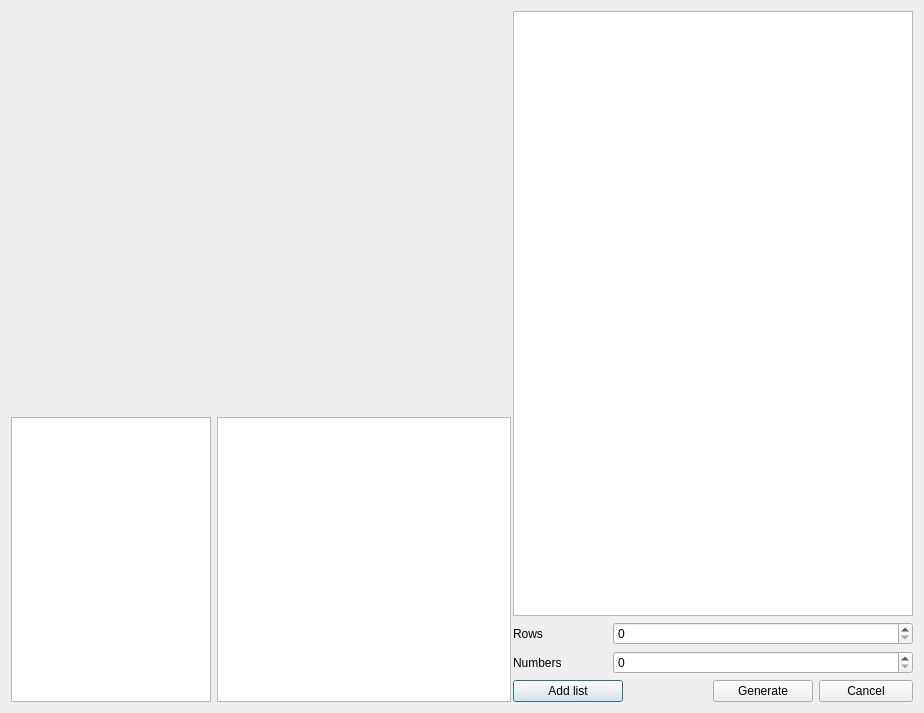
Before: the Qt Designer form xdynamics_gui/gen_cluster_dialog.ui in miniwooki/xdynamics_dll, drawn with Qt 5.
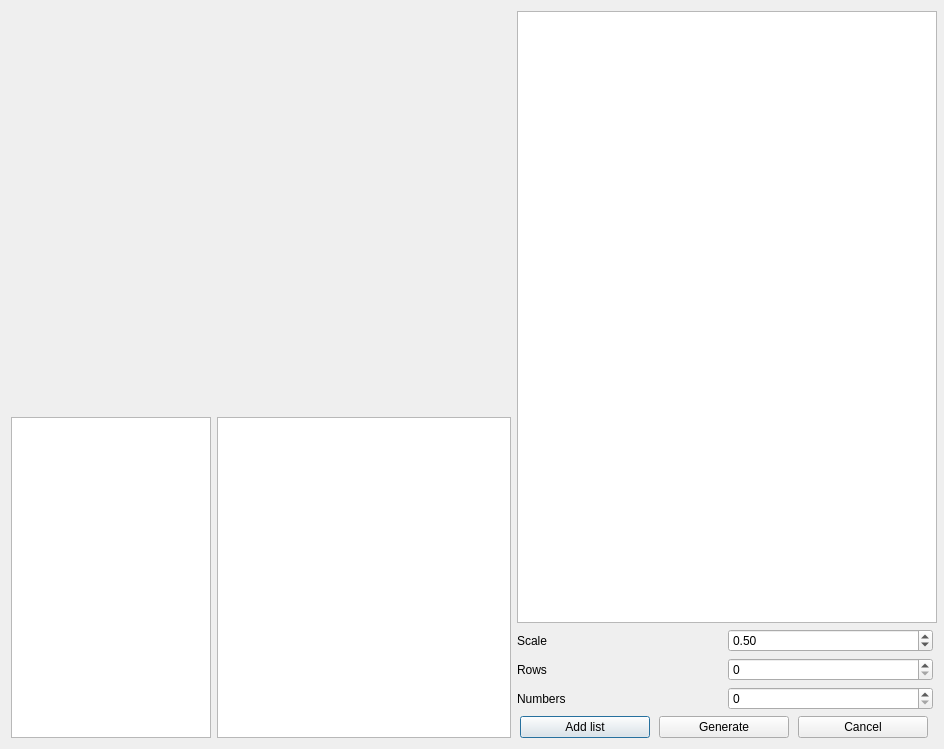
After: the same form once the commit is applied.

What changed in the file:
```diff
--- a/xdynamics_gui/gen_cluster_dialog.ui
+++ b/xdynamics_gui/gen_cluster_dialog.ui
@@ -6,102 +6,125 @@
    <rect>
     <x>0</x>
     <y>0</y>
-    <width>924</width>
-    <height>713</height>
+    <width>944</width>
+    <height>749</height>
    </rect>
   </property>
   <property name="minimumSize">
    <size>
-    <width>924</width>
+    <width>944</width>
     <height>0</height>
    </size>
   </property>
   <property name="maximumSize">
    <size>
-    <width>924</width>
+    <width>944</width>
     <height>16777215</height>
    </size>
   </property>
   <property name="windowTitle">
    <string>Cluster generating dialog</string>
   </property>
-  <layout class="QGridLayout" name="gridLayout">
-   <item row="0" column="2" rowspan="2" colspan="4">
+  <layout class="QGridLayout" name="gridLayout_2">
+   <item row="0" column="0" colspan="2">
+    <widget class="QFrame" name="View3D">
+     <property name="minimumSize">
+      <size>
+       <width>500</width>
+       <height>400</height>
+      </size>
+     </property>
+     <property name="maximumSize">
+      <size>
+       <width>500</width>
+       <height>400</height>
+      </size>
+     </property>
+    </widget>
+   </item>
+   <item row="0" column="2" rowspan="2">
+    <layout class="QVBoxLayout" name="verticalLayout">
+     <item>
     <widget class="QTableWidget" name="InputTable">
      <property name="minimumSize">
       <size>
-       <width>400</width>
+         <width>420</width>
        <height>0</height>
       </size>
      </property>
      <property name="maximumSize">
       <size>
-       <width>400</width>
+         <width>420</width>
        <height>16777215</height>
       </size>
      </property>
     </widget>
    </item>
-   <item row="1" column="0" rowspan="4">
-    <widget class="QListWidget" name="ClusterList">
-     <property name="minimumSize">
-      <size>
-       <width>200</width>
-       <height>0</height>
-      </size>
-     </property>
-     <property name="maximumSize">
-      <size>
-       <width>200</width>
-       <height>16777215</height>
-      </size>
-     </property>
-    </widget>
-   </item>
-   <item row="1" column="1" rowspan="4">
-    <widget class="QTextEdit" name="Information">
-     <property name="minimumSize">
-      <size>
-       <width>294</width>
-       <height>0</height>
-      </size>
-     </property>
-     <property name="maximumSize">
-      <size>
-       <width>294</width>
-       <height>16777215</height>
-      </size>
-     </property>
-    </widget>
-   </item>
-   <item row="2" column="2">
+     <item>
+      <layout class="QGridLayout" name="gridLayout">
+       <item row="0" column="0">
+        <widget class="QLabel" name="L_Scale">
+         <property name="text">
+          <string>Scale</string>
+         </property>
+        </widget>
+       </item>
+       <item row="1" column="0">
     <widget class="QLabel" name="LRows">
      <property name="text">
       <string>Rows</string>
      </property>
     </widget>
    </item>
-   <item row="2" column="3" colspan="3">
-    <widget class="QSpinBox" name="SB_Rows"/>
-   </item>
-   <item row="3" column="2">
+       <item row="1" column="1">
+        <widget class="QSpinBox" name="SB_Rows">
+         <property name="maximum">
+          <number>1000</number>
+         </property>
+        </widget>
+       </item>
+       <item row="2" column="0">
     <widget class="QLabel" name="LNumbers">
      <property name="text">
       <string>Numbers</string>
      </property>
     </widget>
    </item>
-   <item row="4" column="2" colspan="2">
+       <item row="2" column="1">
+        <widget class="QSpinBox" name="SB_Numbers">
+         <property name="maximum">
+          <number>1000000000</number>
+         </property>
+        </widget>
+       </item>
+       <item row="0" column="1">
+        <widget class="QDoubleSpinBox" name="SB_Scale">
+         <property name="maximum">
+          <double>1.000000000000000</double>
+         </property>
+         <property name="singleStep">
+          <double>0.010000000000000</double>
+         </property>
+         <property name="value">
+          <double>0.500000000000000</double>
+         </property>
+        </widget>
+       </item>
+      </layout>
+     </item>
+     <item>
+      <layout class="QHBoxLayout" name="horizontalLayout">
+       <item>
     <widget class="QPushButton" name="PB_Add">
      <property name="minimumSize">
       <size>
-       <width>110</width>
+           <width>130</width>
        <height>0</height>
       </size>
      </property>
      <property name="maximumSize">
       <size>
-       <width>110</width>
+           <width>130</width>
        <height>16777215</height>
       </size>
      </property>
@@ -110,17 +133,17 @@
      </property>
     </widget>
    </item>
-   <item row="4" column="4">
+       <item>
     <widget class="QPushButton" name="PB_Gen">
      <property name="minimumSize">
       <size>
-       <width>100</width>
+           <width>130</width>
        <height>0</height>
       </size>
      </property>
      <property name="maximumSize">
       <size>
-       <width>100</width>
+           <width>130</width>
        <height>16777215</height>
       </size>
      </property>
@@ -129,28 +152,57 @@
      </property>
     </widget>
    </item>
-   <item row="4" column="5">
+       <item>
     <widget class="QPushButton" name="PB_Cancel">
+         <property name="minimumSize">
+          <size>
+           <width>130</width>
+           <height>0</height>
+          </size>
+         </property>
+         <property name="maximumSize">
+          <size>
+           <width>130</width>
+           <height>16777215</height>
+          </size>
+         </property>
      <property name="text">
       <string>Cancel</string>
      </property>
     </widget>
    </item>
-   <item row="3" column="3" colspan="3">
-    <widget class="QSpinBox" name="SB_Numbers"/>
-   </item>
-   <item row="0" column="0" colspan="2">
-    <widget class="QFrame" name="View3D">
+      </layout>
+     </item>
+    </layout>
+   </item>
+   <item row="1" column="0">
+    <widget class="QListWidget" name="ClusterList">
      <property name="minimumSize">
       <size>
-       <width>500</width>
-       <height>400</height>
+       <width>200</width>
+       <height>0</height>
       </size>
      </property>
      <property name="maximumSize">
       <size>
-       <width>500</width>
-       <height>400</height>
+       <width>200</width>
+       <height>16777215</height>
+      </size>
+     </property>
+    </widget>
+   </item>
+   <item row="1" column="1">
+    <widget class="QTextEdit" name="Information">
+     <property name="minimumSize">
+      <size>
+       <width>294</width>
+       <height>0</height>
+      </size>
+     </property>
+     <property name="maximumSize">
+      <size>
+       <width>294</width>
+       <height>16777215</height>
       </size>
      </property>
     </widget>
```
Lines whose indentation alone changed are shown as unchanged.
